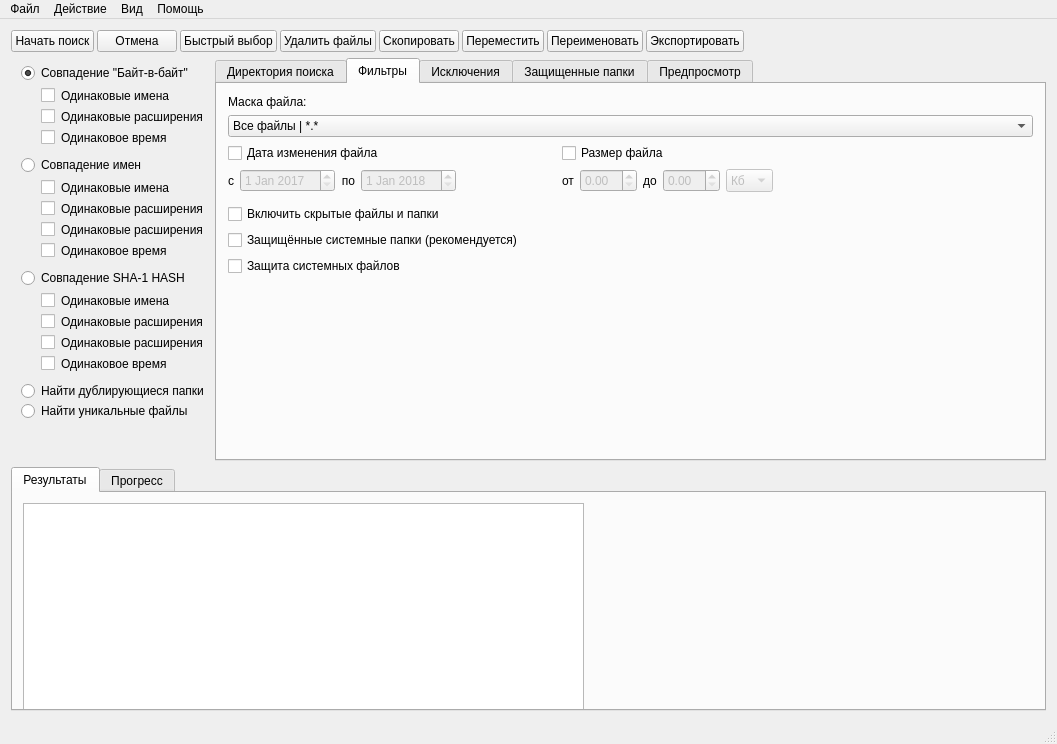
First picture: the form in mainwindow.ui, repository moevm/gui-1h2018-36, before the edit.
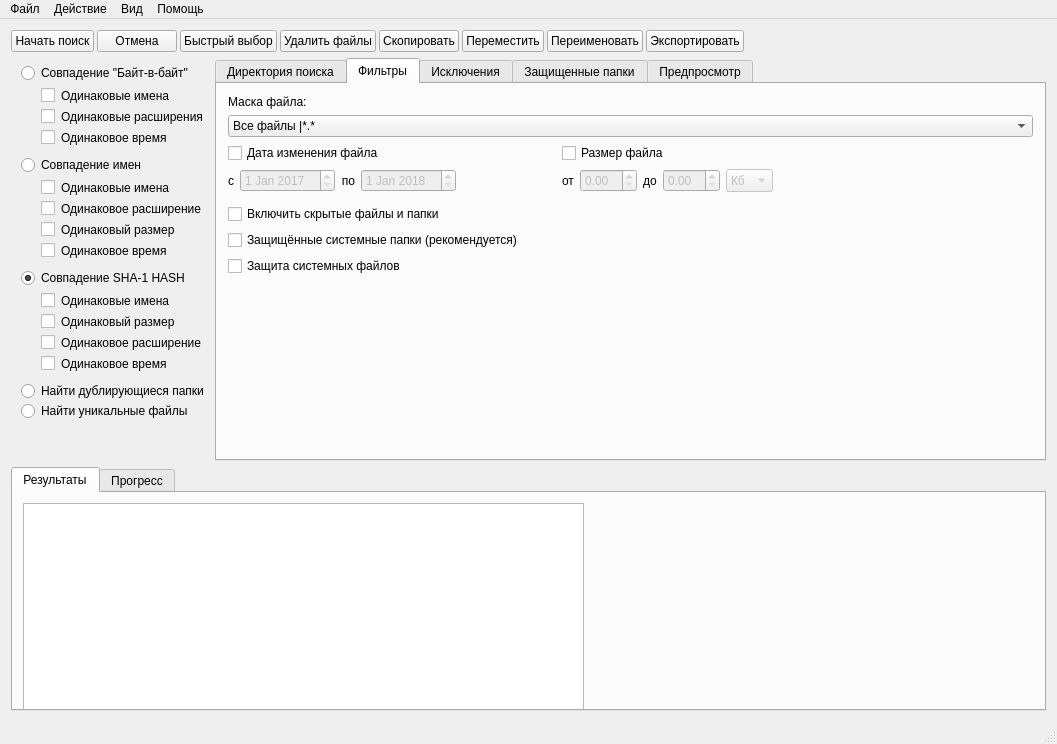
Second picture: the form after the edit. The open tabs and pages were chosen to show the change. Icons and pictures are not drawn.

Commit message: Фильтр по расширению

What changed in the file:
```diff
--- a/mainwindow.ui
+++ b/mainwindow.ui
@@ -49,7 +49,7 @@
              <bool>true</bool>
             </property>
             <property name="checked">
-             <bool>true</bool>
+             <bool>false</bool>
             </property>
            </widget>
           </item>
@@ -157,14 +157,14 @@
              <item>
               <widget class="QCheckBox" name="chbFNExtension">
                <property name="text">
-                <string>Одинаковые расширения</string>
+                <string>Одинаковое расширение</string>
                </property>
               </widget>
              </item>
              <item>
               <widget class="QCheckBox" name="chbFNFileSize">
                <property name="text">
-                <string>Одинаковые расширения</string>
+                <string>Одинаковый размер</string>
                </property>
               </widget>
              </item>
@@ -183,6 +183,9 @@
             <property name="text">
              <string>Совпадение SHA-1 HASH</string>
             </property>
+            <property name="checked">
+             <bool>true</bool>
+            </property>
            </widget>
           </item>
           <item>
@@ -231,14 +234,14 @@
              <item>
               <widget class="QCheckBox" name="chbHashExtension">
                <property name="text">
-                <string>Одинаковые расширения</string>
+                <string>Одинаковый размер</string>
                </property>
               </widget>
              </item>
              <item>
               <widget class="QCheckBox" name="chbHashFileSize">
                <property name="text">
-                <string>Одинаковые расширения</string>
+                <string>Одинаковое расширение</string>
                </property>
               </widget>
              </item>
@@ -415,7 +418,7 @@
                <widget class="QComboBox" name="comboBox">
                 <item>
                  <property name="text">
-                  <string>Все файлы | *.*</string>
+                  <string>Все файлы |*.*</string>
                  </property>
                 </item>
                 <item>
```
Left out of the diff: 10 changed lines with no effect on the pictures. The commit also changes 2 other files.
